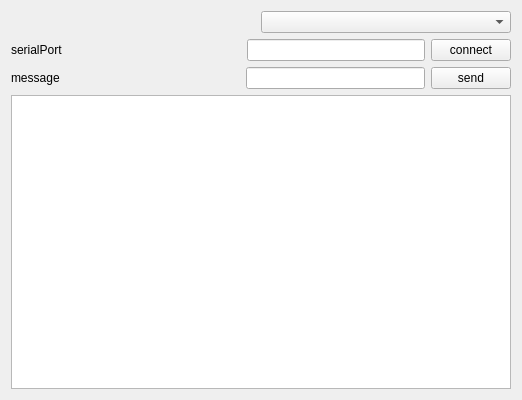
Old version of the form src/serialconsole.ui in the repository marvin5300/general-purpose-control.
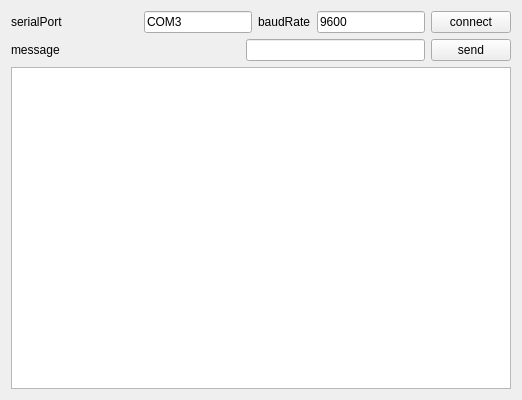
New version of the form.

What changed in the file:
```diff
--- a/src/serialconsole.ui
+++ b/src/serialconsole.ui
@@ -22,33 +22,6 @@
   <layout class="QGridLayout" name="gridLayout">
    <item row="0" column="0">
     <layout class="QVBoxLayout" name="verticalLayout">
-     <item>
-      <layout class="QHBoxLayout" name="horizontalLayout_3">
-       <item>
-        <spacer name="horizontalSpacer">
-         <property name="orientation">
-          <enum>Qt::Horizontal</enum>
-         </property>
-         <property name="sizeHint" stdset="0">
-          <size>
-           <width>40</width>
-           <height>20</height>
-          </size>
-         </property>
-        </spacer>
-       </item>
-       <item>
-        <widget class="QComboBox" name="deviceSelectBox">
-         <property name="sizePolicy">
-          <sizepolicy hsizetype="MinimumExpanding" vsizetype="Fixed">
-           <horstretch>0</horstretch>
-           <verstretch>0</verstretch>
-          </sizepolicy>
-         </property>
-        </widget>
-       </item>
-      </layout>
-     </item>
      <item>
       <layout class="QHBoxLayout" name="horizontalLayout">
        <item>
@@ -72,7 +45,25 @@
         </spacer>
        </item>
        <item>
-        <widget class="QLineEdit" name="portNameEdit"/>
+        <widget class="QLineEdit" name="portNameEdit">
+         <property name="text">
+          <string>COM3</string>
+         </property>
+        </widget>
+       </item>
+       <item>
+        <widget class="QLabel" name="label_3">
+         <property name="text">
+          <string>baudRate</string>
+         </property>
+        </widget>
+       </item>
+       <item>
+        <widget class="QLineEdit" name="baudRateEdit">
+         <property name="text">
+          <string>9600</string>
+         </property>
+        </widget>
        </item>
        <item>
         <widget class="QPushButton" name="connectButton">
```
